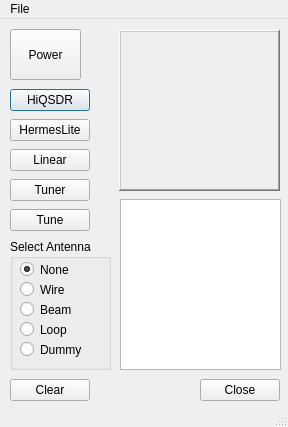
Above: mainwindow.ui from radi8/QtRemote before the change. Below: the same form after it.
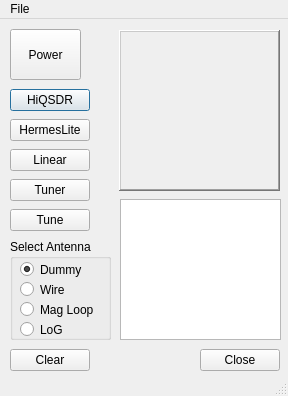
That is the form after the change. Custom widgets are drawn as their Qt base class.

Commit message: Antenna select radio buttons programmed

The edit to the form file:
```diff
--- a/mainwindow.ui
+++ b/mainwindow.ui
@@ -7,7 +7,7 @@
     <x>0</x>
     <y>0</y>
     <width>288</width>
-    <height>427</height>
+    <height>396</height>
    </rect>
   </property>
   <property name="windowTitle">
@@ -48,7 +48,7 @@
       <x>120</x>
       <y>180</y>
       <width>161</width>
-      <height>171</height>
+      <height>141</height>
      </rect>
     </property>
    </widget>
@@ -56,7 +56,7 @@
     <property name="geometry">
      <rect>
       <x>10</x>
-      <y>360</y>
+      <y>330</y>
       <width>80</width>
       <height>22</height>
      </rect>
@@ -154,7 +154,7 @@
     <property name="geometry">
      <rect>
       <x>200</x>
-      <y>360</y>
+      <y>330</y>
       <width>80</width>
       <height>22</height>
      </rect>
@@ -207,7 +207,7 @@
       <x>10</x>
       <y>220</y>
       <width>101</width>
-      <height>131</height>
+      <height>101</height>
      </rect>
     </property>
     <property name="title">
@@ -223,7 +223,7 @@
       </rect>
      </property>
      <property name="text">
-      <string>None</string>
+      <string>Dummy</string>
      </property>
      <property name="checked">
       <bool>true</bool>
@@ -252,7 +252,7 @@
       </rect>
      </property>
      <property name="text">
-      <string>Beam</string>
+      <string>Mag Loop</string>
      </property>
     </widget>
     <widget class="QRadioButton" name="radioButton_4">
@@ -265,20 +265,7 @@
       </rect>
      </property>
      <property name="text">
-      <string>Loop</string>
-     </property>
-    </widget>
-    <widget class="QRadioButton" name="radioButton_5">
-     <property name="geometry">
-      <rect>
-       <x>10</x>
-       <y>100</y>
-       <width>81</width>
-       <height>21</height>
-      </rect>
-     </property>
-     <property name="text">
-      <string>Dummy</string>
+      <string>LoG</string>
      </property>
     </widget>
    </widget>
```
The commit also changes 4 other files.
